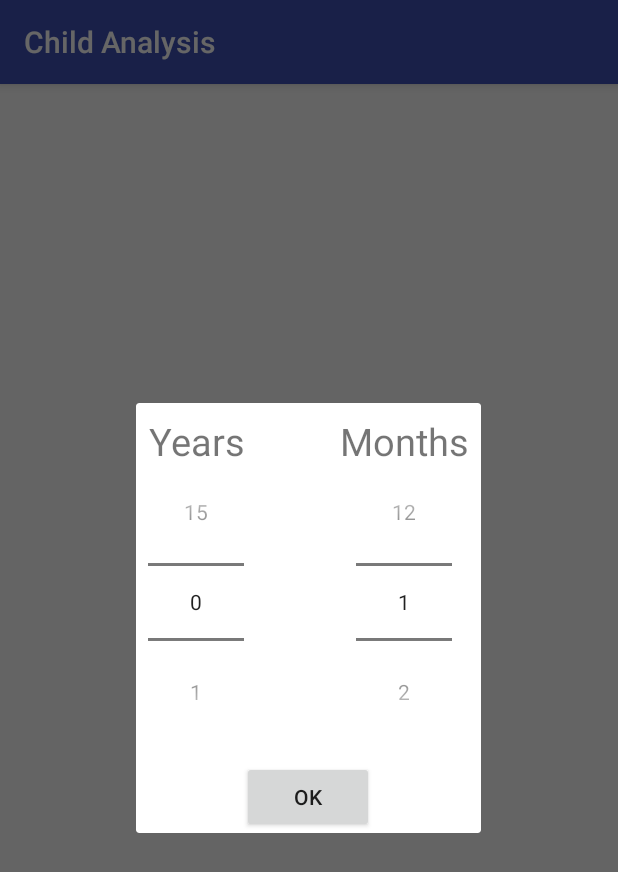
After one commit to Codename26/ChildAnalysis, an Android app: the fragment AgePickerDialogFragment placed in its activity, on a phone screen of 412 x 824 dp. The commit adds this screen. Shown: the top 872 px of the screen. Run offline under Robolectric (Android 15) with nearby library versions, the phone set to English and light mode, and no system bars.

Commit message:
v1.0002
Added 1st screen layout

```diff
--- /dev/null
+++ b/app/src/main/java/com/codename26/childanalysis/AgePickerDialogFragment.java
@@ -0,0 +1,52 @@
+package com.codename26.childanalysis;
+
+import android.app.Dialog;
+import android.content.DialogInterface;
+import android.os.Bundle;
+import android.support.v4.app.DialogFragment;
+import android.support.v7.app.AlertDialog;
+import android.view.LayoutInflater;
+import android.view.View;
+import android.view.ViewGroup;
+import android.widget.Button;
+import android.widget.NumberPicker;
+
+/**
+ * Created by Dell on 27.10.2017.
+ */
+
+public class AgePickerDialogFragment extends DialogFragment {
+
+    @Override
+    public View onCreateView(LayoutInflater inflater, ViewGroup container,
+                             Bundle savedInstanceState) {
+        getDialog().setTitle(R.string.choose_age);
+        View v = inflater.inflate(R.layout.age_picker_dialog, null);
+        setCancelable(false);
+        return v;
+    }
+
+    private void initNumberPickers() {
+        final NumberPicker npYear = (NumberPicker) getView().findViewById(R.id.numberPickerYear);
+        final NumberPicker npMonth = (NumberPicker) getView().findViewById(R.id.numberPickerMonth);
+        npYear.setMaxValue(15);
+        npYear.setMinValue(0);
+        npMonth.setMaxValue(12);
+        npMonth.setMinValue(1);
+
+        Button btn = getView().findViewById(R.id.buttonDialogOk);
+        btn.setOnClickListener(new View.OnClickListener() {
+            @Override
+            public void onClick(View view) {
+                dismiss();
+            }
+        });
+
+    }
+
+    @Override
+    public void onResume() {
+        super.onResume();
+        initNumberPickers();
+    }
+}
--- a/app/src/main/java/com/codename26/childanalysis/MainActivity.java
+++ b/app/src/main/java/com/codename26/childanalysis/MainActivity.java
@@ -1,13 +1,39 @@
 package com.codename26.childanalysis;
 
+import android.app.Dialog;
+import android.content.DialogInterface;
+import android.support.v4.app.FragmentActivity;
+import android.support.v4.app.FragmentManager;
+import android.support.v7.app.AlertDialog;
 import android.support.v7.app.AppCompatActivity;
 import android.os.Bundle;
+import android.view.View;
+import android.widget.Button;
 
 public class MainActivity extends AppCompatActivity {
+    public static final String CATEGORIES_TABLE_NAME = "categories";
+    public static final String COLUMN_ID = "_id";
+    public static final String CATEGORY_NAME = "category_name";
+    public static final String SUBCATEGORIES_TABLE_NAME = "subcategories";
+    public static final String SUBCATEGORIES_ANALYSIS_TABLE_NAME = "subcategories_analysis";
+    public static final String SUBCATEGORY_NAME = "category_name";
+    public static final String CATEGORY_ID = "category_id";
+    public static final String SUBCATEGORY_ID = "subcategory_id" ;
+    public static final String ANALYSIS_ID = "analysis_id";
+    public static final String ANALYSIS_TABLE_NAME = "analysis";
+    public static final String ANALYSIS_NAME = "analysis_name";
 
     @Override
     protected void onCreate(Bundle savedInstanceState) {
         super.onCreate(savedInstanceState);
         setContentView(R.layout.activity_main);
+        Button btn = (Button) findViewById(R.id.button);
+        btn.setOnClickListener(new View.OnClickListener() {
+            @Override
+            public void onClick(View view) {
+                new AgePickerDialogFragment().show(getSupportFragmentManager(), "");
+            }
+        });
+
     }
 }
--- a/app/src/main/res/layout/activity_main.xml
+++ b/app/src/main/res/layout/activity_main.xml
@@ -1,5 +1,5 @@
 <?xml version="1.0" encoding="utf-8"?>
-<android.support.constraint.ConstraintLayout
+<RelativeLayout
     xmlns:android="http://schemas.android.com/apk/res/android"
     xmlns:app="http://schemas.android.com/apk/res-auto"
     xmlns:tools="http://schemas.android.com/tools"
@@ -7,13 +7,12 @@
     android:layout_height="match_parent"
     tools:context="com.codename26.childanalysis.MainActivity">
 
-    <TextView
+
+    <Button
+        android:id="@+id/button"
         android:layout_width="wrap_content"
         android:layout_height="wrap_content"
-        android:text="Hello World!"
-        app:layout_constraintBottom_toBottomOf="parent"
-        app:layout_constraintLeft_toLeftOf="parent"
-        app:layout_constraintRight_toRightOf="parent"
-        app:layout_constraintTop_toTopOf="parent"/>
-
-</android.support.constraint.ConstraintLayout>
+        android:layout_centerHorizontal="true"
+        android:layout_centerVertical="true"
+        android:text="Button"/>
+</RelativeLayout>
--- /dev/null
+++ b/app/src/main/res/layout/age_picker_dialog.xml
@@ -0,0 +1,77 @@
+<?xml version="1.0" encoding="utf-8"?>
+<android.support.constraint.ConstraintLayout
+    xmlns:android="http://schemas.android.com/apk/res/android"
+    xmlns:app="http://schemas.android.com/apk/res-auto"
+    xmlns:tools="http://schemas.android.com/tools"
+    android:layout_width="match_parent"
+                android:layout_height="match_parent">
+    <RelativeLayout
+        android:layout_width="wrap_content"
+        android:layout_height="wrap_content"
+        android:layout_marginRight="8dp"
+        app:layout_constraintRight_toRightOf="parent"
+        android:layout_marginLeft="8dp"
+        app:layout_constraintLeft_toLeftOf="parent"
+        app:layout_constraintTop_toTopOf="parent"
+        android:layout_marginTop="8dp">
+ <LinearLayout
+        android:layout_width="wrap_content"
+        android:layout_height="wrap_content"
+        android:orientation="vertical"
+        android:id="@+id/llLeft"
+     android:layout_marginRight="32sp">
+
+        <TextView
+            android:id="@+id/textView2"
+            android:layout_width="wrap_content"
+            android:layout_height="wrap_content"
+            android:layout_weight="1"
+            android:gravity="center"
+            android:textSize="@dimen/DialogTitleSize"
+            android:text="@string/years"/>
+
+        <NumberPicker
+            android:id="@+id/numberPickerYear"
+            android:layout_width="wrap_content"
+            android:layout_height="wrap_content"
+            android:layout_gravity="center_horizontal"
+            android:layout_weight="1"
+/>
+    </LinearLayout>
+    <LinearLayout
+        android:layout_width="wrap_content"
+        android:layout_height="wrap_content"
+        android:orientation="vertical"
+        android:layout_toRightOf="@id/llLeft"
+        android:id="@+id/llRight"
+        android:layout_marginLeft="32dp">
+
+        <TextView
+            android:id="@+id/textView3"
+            android:layout_width="wrap_content"
+            android:layout_height="wrap_content"
+            android:layout_weight="1"
+            android:gravity="center"
+            android:textSize="@dimen/DialogTitleSize"
+            android:text="@string/months"/>
+
+        <NumberPicker
+            android:id="@+id/numberPickerMonth"
+            android:layout_width="wrap_content"
+            android:layout_height="wrap_content"
+            android:layout_weight="1"
+            android:layout_gravity="center_horizontal"
+            app:layout_constraintRight_toRightOf="parent"
+            app:layout_constraintTop_toTopOf="parent"/>
+    </LinearLayout>
+    <Button
+        android:id="@+id/buttonDialogOk"
+        android:layout_width="wrap_content"
+        android:layout_height="wrap_content"
+        android:layout_gravity="center_horizontal"
+        android:text="OK"
+        android:layout_below="@id/llLeft"
+        android:layout_centerHorizontal="true"
+        android:layout_marginTop="16dp"/>
+    </RelativeLayout>
+</android.support.constraint.ConstraintLayout>
--- /dev/null
+++ b/app/src/main/res/values/dimens.xml
@@ -0,0 +1,4 @@
+<?xml version="1.0" encoding="utf-8"?>
+<resources>
+    <dimen name="DialogTitleSize">25sp</dimen>
+</resources>
--- a/app/src/main/res/values/strings.xml
+++ b/app/src/main/res/values/strings.xml
@@ -1,3 +1,6 @@
 <resources>
     <string name="app_name">Child Analysis</string>
+    <string name="choose_age">Choose Age</string>
+    <string name="years">Years</string>
+    <string name="months">Months</string>
 </resources>
```
Also changed, not shown: app/src/main/java/com/codename26/childanalysis/DataBaseHelper.java (added, +192 -0 lines).
